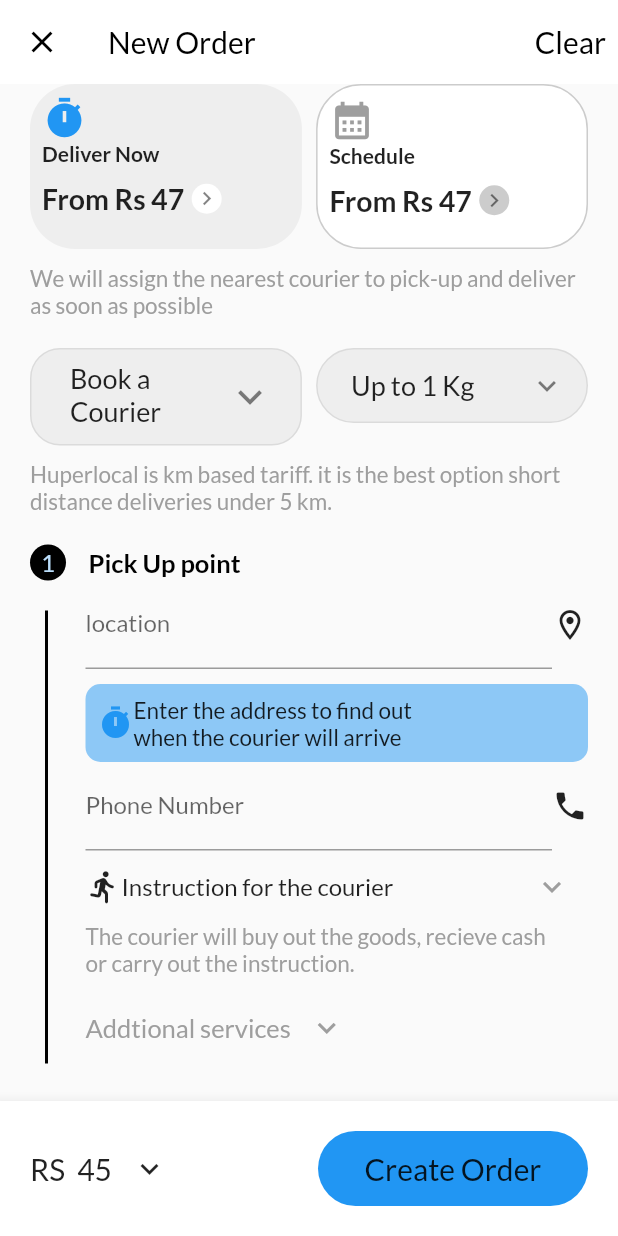
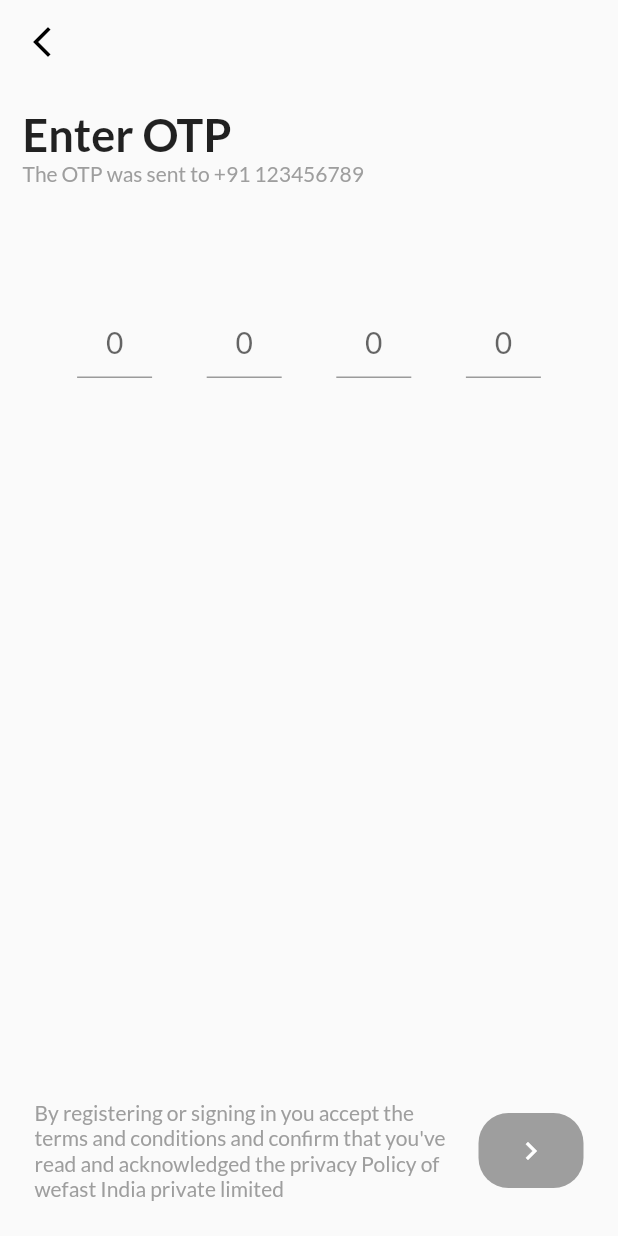
Before and after one commit to CAGAR-1/Borzo, a Flutter app: the screen it shows after launch, on a phone screen of 412 x 824 dp. Run offline on Flutter 3.47's test engine with Material 2 defaults, Android fonts, the phone set to English and light mode, and no system bars; our stand-ins replace get, google_fonts, google_maps_flutter, smooth_page_indicator; missing offline and left inert: flutter_geocoder.

Commit message:
Addng OTP

```diff
--- /dev/null
+++ b/lib/Pages/Otppage.dart
@@ -0,0 +1,157 @@
+import 'package:flutter/material.dart';
+import 'package:flutter/services.dart';
+
+class OtpScreen extends StatelessWidget {
+  const OtpScreen({Key? key}) : super(key: key);
+
+  @override
+  Widget build(BuildContext context) {
+    return Scaffold(
+      appBar: AppBar(
+        backgroundColor: Colors.transparent,
+        elevation: 0,
+        leading: IconButton(
+            onPressed: () {},
+            icon: const Icon(Icons.arrow_back_ios_new),
+            color: Colors.black),
+      ),
+      body: Padding(
+        padding: const EdgeInsets.all(15.0),
+        child: Column(
+          crossAxisAlignment: CrossAxisAlignment.start,
+          children: [
+            Text(
+              "Enter OTP",
+              style: TextStyle(fontSize: 30, fontWeight: FontWeight.bold),
+            ),
+            Text(
+              "The OTP was sent to +91 123456789",
+              style: TextStyle(color: Colors.grey),
+            ),
+            const SizedBox(
+              height: 40,
+            ),
+            const SizedBox(
+              height: 40,
+            ),
+            Row(
+              mainAxisAlignment: MainAxisAlignment.spaceEvenly,
+              children: const [
+                Otp(),
+                Otp(),
+                Otp(),
+                Otp(),
+              ],
+            ),
+            const SizedBox(
+              height: 40,
+            ),
+            Expanded(
+              child: Align(
+                  alignment: Alignment.bottomCenter,
+                  child: Container(
+                    child: Column(
+                      mainAxisAlignment: MainAxisAlignment.end,
+                      children: [
+                        Row(
+                          children: [
+                            Expanded(
+                              child: Padding(
+                                padding: const EdgeInsets.all(8.0),
+                                child: Row(
+                                  mainAxisAlignment:
+                                      MainAxisAlignment.spaceBetween,
+                                  children: [
+                                    Expanded(
+                                      child: Text(
+                                        "By registering or signing in you accept the terms and conditions and confirm that you've read and acknowledged the privacy Policy of wefast India private limited",
+                                        style: TextStyle(color: Colors.grey),
+                                      ),
+                                    ),
+                                    SizedBox(
+                                      width: 10,
+                                    ),
+                                    InkWell(
+                                      onTap: (() {
+                                        // Get.snackbar(
+                                        //     "", "Please Enter Valid Number",
+                                        //     backgroundColor: Colors.grey[200],
+                                        //     colorText: Colors.black);
+                                      }),
+                                      child: Container(
+                                        child: Icon(
+                                          Icons.keyboard_arrow_right,
+                                          color: Colors.white,
+                                        ),
+                                        height: 50,
+                                        width: 70,
+                                        decoration: BoxDecoration(
+                                            color: Colors.grey,
+                                            borderRadius:
+                                                BorderRadius.circular(20)),
+                                      ),
+                                    ),
+                                    // Text(
+                                    //   "Login",
+                                    //   style: TextStyle(
+                                    //       color: Colors.blueAccent,
+                                    //       fontSize: 20),
+                                    // ),
+                                  ],
+                                  // child:
+                                ),
+                              ),
+                            ),
+                          ],
+                        ),
+                        // Text(
+                        //   "Create Account",
+                        //   style: TextStyle(fontSize: 15, color: Colors.blue),
+                        // )
+                      ],
+                    ),
+                    height: MediaQuery.of(context).size.height,
+                    width: MediaQuery.of(context).size.width,
+                  )),
+            ),
+          ],
+        ),
+      ),
+    );
+  }
+}
+
+class Otp extends StatelessWidget {
+  const Otp({
+    Key? key,
+  }) : super(key: key);
+
+  @override
+  Widget build(BuildContext context) {
+    return SizedBox(
+      width: 50,
+      height: 50,
+      child: TextFormField(
+        keyboardType: TextInputType.number,
+        style: Theme.of(context).textTheme.headline6,
+        textAlign: TextAlign.center,
+        inputFormatters: [
+          LengthLimitingTextInputFormatter(1),
+          FilteringTextInputFormatter.digitsOnly
+        ],
+        onChanged: (value) {
+          if (value.length == 1) {
+            FocusScope.of(context).nextFocus();
+          }
+          if (value.isEmpty) {
+            FocusScope.of(context).previousFocus();
+          }
+        },
+        decoration: const InputDecoration(
+          hintText: ('0'),
+        ),
+        onSaved: (value) {},
+      ),
+    );
+  }
+}
--- a/lib/Pages/onboarding_screen.dart
+++ b/lib/Pages/onboarding_screen.dart
@@ -61,8 +61,8 @@ class _Onboard_ScreenState extends State<Onboard_Screen> {
                       context,
                       MaterialPageRoute(
                           builder: (context) => WelcomePage(
-                                names: 'Bhutan',
-                                flads: '',
+                                names: 'india',
+                                flads: 'images/india.png',
                               )),
                     );
                   },
--- a/lib/main.dart
+++ b/lib/main.dart
@@ -4,6 +4,7 @@ import 'package:borzo/Pages/Country_Name.dart';
 import 'package:borzo/Pages/CreateAccount.dart';
 import 'package:borzo/Pages/Login.dart';
 import 'package:borzo/Pages/Neworders.dart';
+import 'package:borzo/Pages/Otppage.dart';
 import 'package:borzo/Pages/Profile.dart';
 import 'package:borzo/Pages/onboardWidget.dart';
 import 'package:borzo/Pages/onboarding_screen.dart';
@@ -19,9 +20,9 @@ import 'package:get/get.dart';
 import 'package:google_fonts/google_fonts.dart';
 
 void main() {
-  runApp(MaterialApp(
+  runApp(GetMaterialApp(
     debugShowCheckedModeBanner: false,
     theme: ThemeData(fontFamily: GoogleFonts.lato().fontFamily),
-    home: NewOrders(),
+    home: OtpScreen(),
   ));
 }
--- a/pubspec.yaml
+++ b/pubspec.yaml
@@ -51,6 +51,7 @@ dependencies:
   uuid: ^3.0.7
   http: ^0.13.5
   smooth_page_indicator: ^1.0.0+2
+  top_snackbar_flutter: ^3.0.0+1
   # geocode: ^1.0.2
 
 dev_dependencies:
```
Also changed, not shown: lib/Pages/CreateAccount.dart (+13 -9 lines), lib/Pages/NewWidget.dart (+1 -6 lines), lib/Pages/Neworders.dart (+2 -27 lines), lib/Pages/orders.dart (+30 -3 lines), pubspec.lock.
